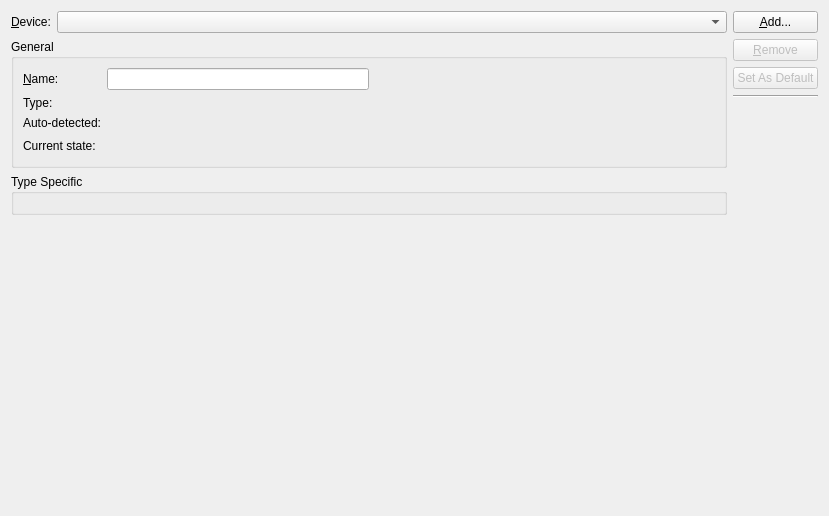
Above: src/plugins/projectexplorer/devicesupport/devicesettingswidget.ui from qt-creator/qt-creator before the change. Below: the same form after it.
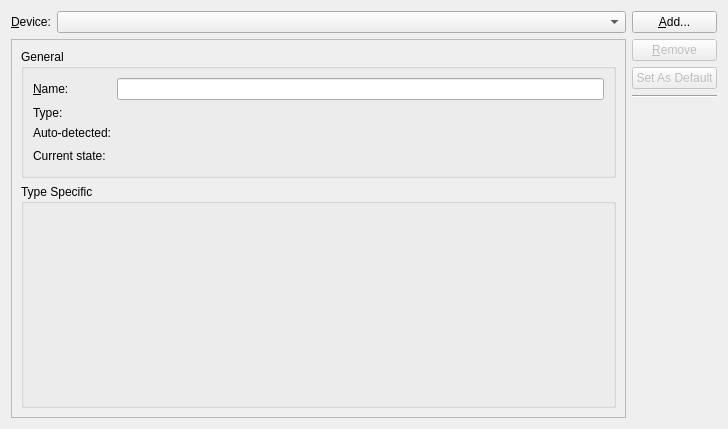
That is the form after the change.

Commit message:
ProjectExplorer: Relayout of DeviceSettingsWidget UI
The DeviceSettingsWidget is using vertical-scrolling-only ScrollArea
for both General and Type Specific groups.
This provides "Type Specific" group more space to display information.

Task-number: QTCREATORBUG-9981

The edit to the form file:
```diff
--- a/src/plugins/projectexplorer/devicesupport/devicesettingswidget.ui
+++ b/src/plugins/projectexplorer/devicesupport/devicesettingswidget.ui
@@ -6,8 +6,8 @@
    <rect>
     <x>0</x>
     <y>0</y>
-    <width>829</width>
-    <height>516</height>
+    <width>728</width>
+    <height>429</height>
    </rect>
   </property>
   <property name="windowTitle">
@@ -47,6 +47,24 @@
       </layout>
      </item>
      <item>
+      <widget class="QScrollArea" name="scrollArea">
+       <property name="horizontalScrollBarPolicy">
+        <enum>Qt::ScrollBarAlwaysOff</enum>
+       </property>
+       <property name="widgetResizable">
+        <bool>true</bool>
+       </property>
+       <widget class="QWidget" name="scrollAreaWidgetContents">
+        <property name="geometry">
+         <rect>
+          <x>0</x>
+          <y>0</y>
+          <width>564</width>
+          <height>360</height>
+         </rect>
+        </property>
+        <layout class="QVBoxLayout" name="verticalLayout_2">
+         <item>
       <widget class="QGroupBox" name="generalGroupBox">
        <property name="title">
         <string>General</string>
@@ -127,48 +145,25 @@
           </item>
          </layout>
         </item>
-        <item>
-         <spacer name="horizontalSpacer">
-          <property name="orientation">
-           <enum>Qt::Horizontal</enum>
-          </property>
-          <property name="sizeHint" stdset="0">
-           <size>
-            <width>40</width>
-            <height>20</height>
-           </size>
-          </property>
-         </spacer>
-        </item>
        </layout>
       </widget>
      </item>
      <item>
       <widget class="QGroupBox" name="osSpecificGroupBox">
-       <property name="minimumSize">
-        <size>
-         <width>0</width>
-         <height>25</height>
-        </size>
+           <property name="sizePolicy">
+            <sizepolicy hsizetype="Preferred" vsizetype="Expanding">
+             <horstretch>0</horstretch>
+             <verstretch>0</verstretch>
+            </sizepolicy>
        </property>
        <property name="title">
         <string>Type Specific</string>
        </property>
-       <layout class="QVBoxLayout" name="verticalLayout"/>
-      </widget>
-     </item>
-     <item>
-      <spacer name="verticalSpacer_2">
-       <property name="orientation">
-        <enum>Qt::Vertical</enum>
-       </property>
-       <property name="sizeHint" stdset="0">
-        <size>
-         <width>20</width>
-         <height>40</height>
-        </size>
-       </property>
-      </spacer>
+          </widget>
+         </item>
+        </layout>
+       </widget>
+      </widget>
      </item>
     </layout>
    </item>
```
Lines whose indentation alone changed are shown as unchanged.
